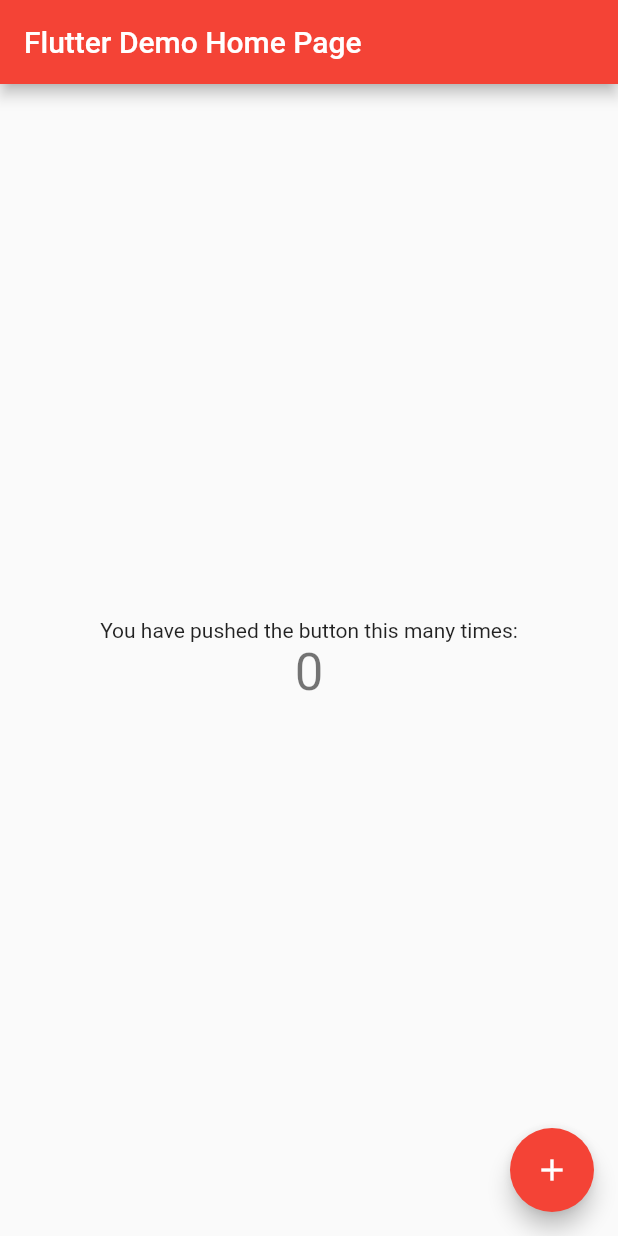
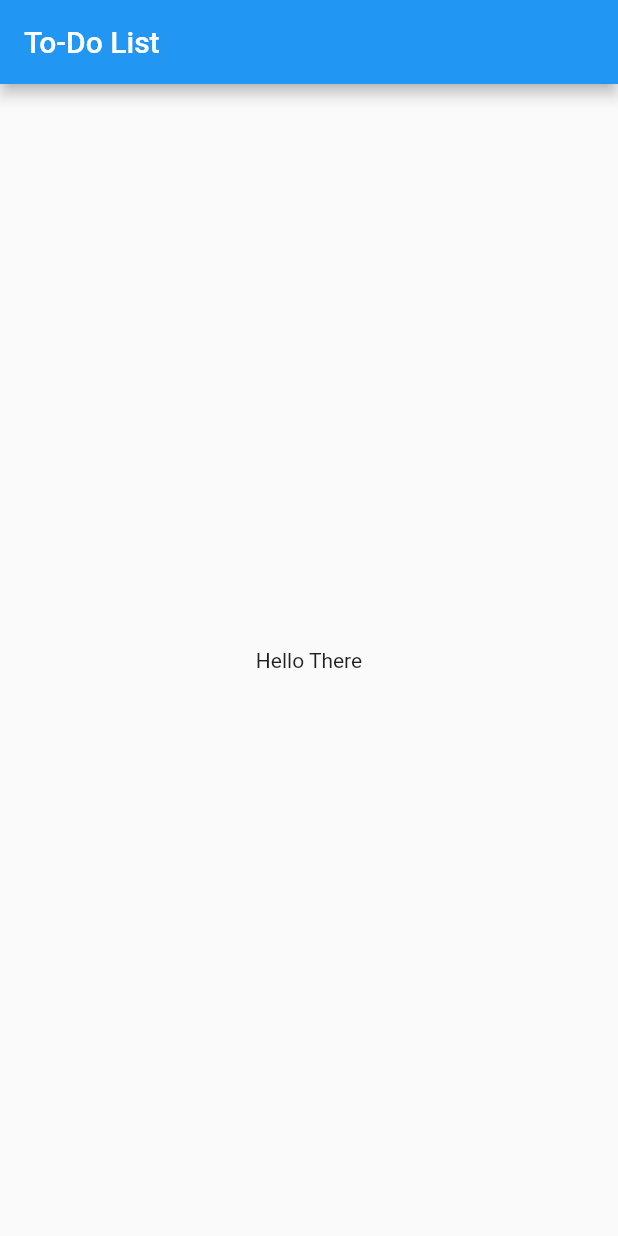
Before and after one commit to ashwinidotx/Todo_flutter, a Flutter app: the screen it shows after launch, on a phone screen of 412 x 824 dp. Run offline on Flutter 3.47's test engine with Material 2 defaults, Android fonts, the phone set to English and light mode, and no system bars.

```diff
--- a/lib/main.dart
+++ b/lib/main.dart
@@ -1,118 +1,24 @@
 import 'package:flutter/material.dart';
 
 void main() {
-  runApp(MyApp());
+  runApp(MaterialApp(
+    debugShowCheckedModeBanner: false,
+    home: Scaffold(
+      appBar: AppBar(
+        title: Text('To-Do List'),
+      ),
+      body: HomePage(),
+    ),
+  ));
 }
 
-class MyApp extends StatelessWidget {
-  // This widget is the root of your application.
+class HomePage extends StatelessWidget {
   @override
   Widget build(BuildContext context) {
-    return MaterialApp(
-      debugShowCheckedModeBanner: false,
-      title: 'Flutter Demo',
-      theme: ThemeData(
-        // This is the theme of your application.
-        //
-        // Try running your application with "flutter run". You'll see the
-        // application has a blue toolbar. Then, without quitting the app, try
-        // changing the primarySwatch below to Colors.green and then invoke
-        // "hot reload" (press "r" in the console where you ran "flutter run",
-        // or simply save your changes to "hot reload" in a Flutter IDE).
-        // Notice that the counter didn't reset back to zero; the application
-        // is not restarted.
-        primarySwatch: Colors.red,
-        // This makes the visual density adapt to the platform that you run
-        // the app on. For desktop platforms, the controls will be smaller and
-        // closer together (more dense) than on mobile platforms.
-        visualDensity: VisualDensity.adaptivePlatformDensity,
+    return Container(
+      child: Center(
+        child: Text('Hello There'),
       ),
-      home: MyHomePage(title: 'Flutter Demo Home Page'),
     );
   }
 }
-
-class MyHomePage extends StatefulWidget {
-  MyHomePage({Key key, this.title}) : super(key: key);
-
-  // This widget is the home page of your application. It is stateful, meaning
-  // that it has a State object (defined below) that contains fields that affect
-  // how it looks.
-
-  // This class is the configuration for the state. It holds the values (in this
-  // case the title) provided by the parent (in this case the App widget) and
-  // used by the build method of the State. Fields in a Widget subclass are
-  // always marked "final".
-
-  final String title;
-
-  @override
-  _MyHomePageState createState() => _MyHomePageState();
-}
-
-class _MyHomePageState extends State<MyHomePage> {
-  int _counter = 0;
-
-  void _incrementCounter() {
-    setState(() {
-      // This call to setState tells the Flutter framework that something has
-      // changed in this State, which causes it to rerun the build method below
-      // so that the display can reflect the updated values. If we changed
-      // _counter without calling setState(), then the build method would not be
-      // called again, and so nothing would appear to happen.
-      _counter++;
-    });
-  }
-
-  @override
-  Widget build(BuildContext context) {
-    // This method is rerun every time setState is called, for instance as done
-    // by the _incrementCounter method above.
-    //
-    // The Flutter framework has been optimized to make rerunning build methods
-    // fast, so that you can just rebuild anything that needs updating rather
-    // than having to individually change instances of widgets.
-    return Scaffold(
-      appBar: AppBar(
-        // Here we take the value from the MyHomePage object that was created by
-        // the App.build method, and use it to set our appbar title.
-        title: Text(widget.title),
-      ),
-      body: Center(
-        // Center is a layout widget. It takes a single child and positions it
-        // in the middle of the parent.
-        child: Column(
-          // Column is also a layout widget. It takes a list of children and
-          // arranges them vertically. By default, it sizes itself to fit its
-          // children horizontally, and tries to be as tall as its parent.
-          //
-          // Invoke "debug painting" (press "p" in the console, choose the
-          // "Toggle Debug Paint" action from the Flutter Inspector in Android
-          // Studio, or the "Toggle Debug Paint" command in Visual Studio Code)
-          // to see the wireframe for each widget.
-          //
-          // Column has various properties to control how it sizes itself and
-          // how it positions its children. Here we use mainAxisAlignment to
-          // center the children vertically; the main axis here is the vertical
-          // axis because Columns are vertical (the cross axis would be
-          // horizontal).
-          mainAxisAlignment: MainAxisAlignment.center,
-          children: <Widget>[
-            Text(
-              'You have pushed the button this many times:',
-            ),
-            Text(
-              '$_counter',
-              style: Theme.of(context).textTheme.headline4,
-            ),
-          ],
-        ),
-      ),
-      floatingActionButton: FloatingActionButton(
-        onPressed: _incrementCounter,
-        tooltip: 'Increment',
-        child: Icon(Icons.add),
-      ), // This trailing comma makes auto-formatting nicer for build methods.
-    );
-  }
-}
```
Also changed, not shown: 3 other files.
